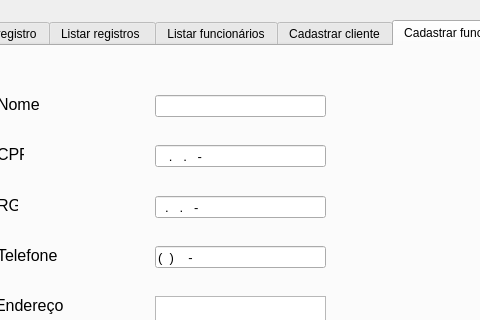
The window that src/UI_Estacionamento.ui (zBl4ckUser/proj-estacionamento) describes before a commit, drawn with Qt 5; both pictures show x 173 to 653 and y 0 to 320 of the 865 by 600 pixel window.
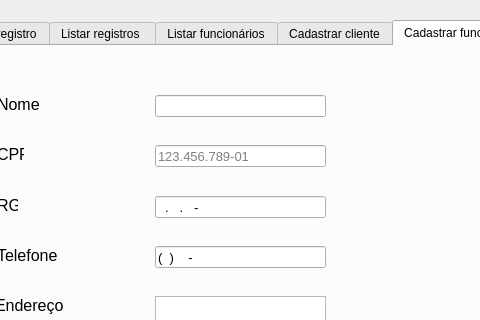
The same window after the commit. The open tabs and pages were chosen to show the change. Icons and pictures are not drawn.

Commit message: Format all CPF line edits

Patch:
```diff
--- a/src/UI_Estacionamento.ui
+++ b/src/UI_Estacionamento.ui
@@ -532,11 +532,14 @@
         <pointsize>10</pointsize>
        </font>
       </property>
-      <property name="inputMask">
-       <string>999.999.999-99</string>
-      </property>
       <property name="text">
-       <string>..-</string>
+       <string/>
+      </property>
+      <property name="maxLength">
+       <number>14</number>
+      </property>
+      <property name="placeholderText">
+       <string>123.456.789-01</string>
       </property>
      </widget>
      <widget class="QLineEdit" name="edRG_Func">
```
Left out of the diff: 10 changed lines with no effect on the pictures. The commit also changes 2 other files.
